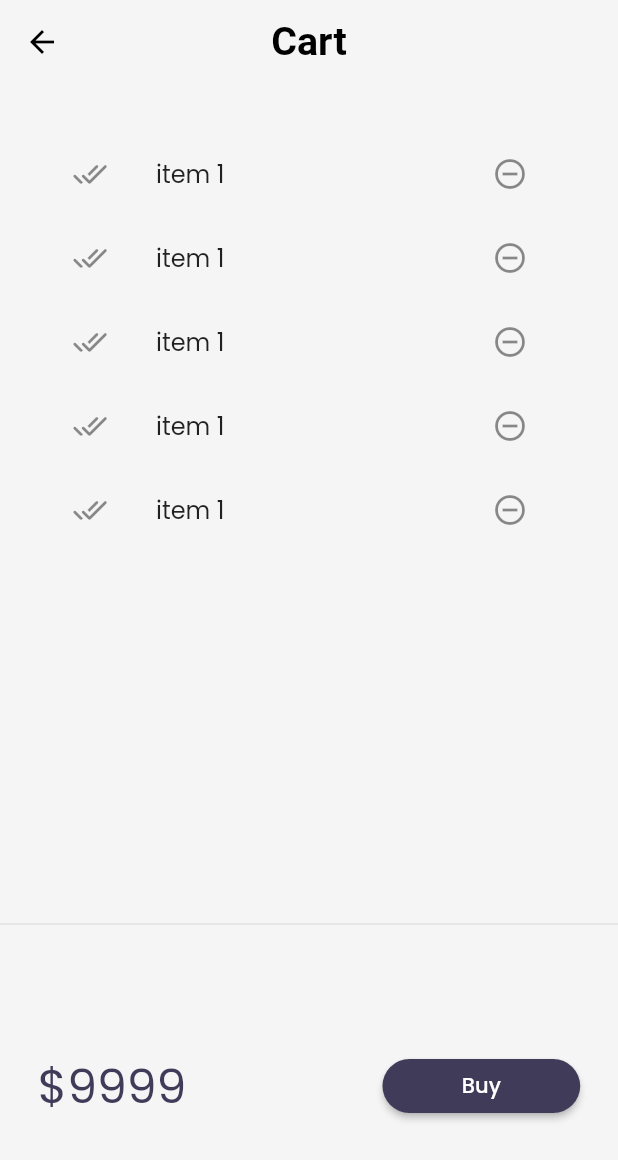
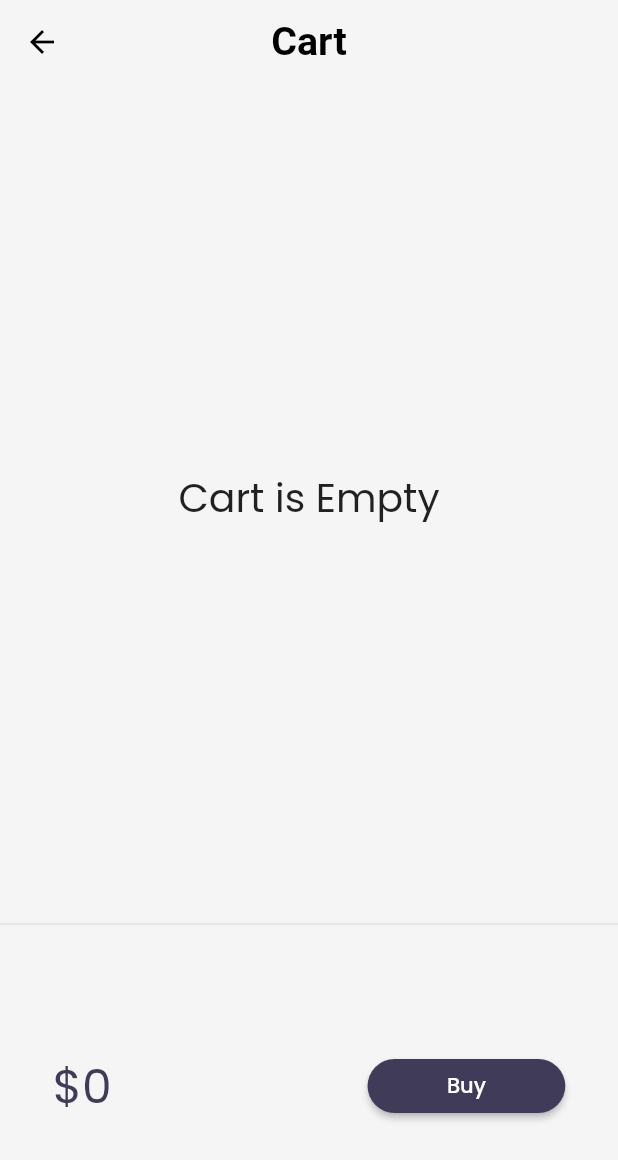
Before and after one commit to Abhinandan2003/flutter_catalog, a Flutter app: the screen it shows after launch, after a tap on an icon or button, on a phone screen of 412 x 824 dp. Shown: the top 1160 px of the screen. Run offline on Flutter 3.47's test engine with Material 2 defaults, Android fonts, the phone set to English and light mode, and no system bars; our stand-ins replace google_fonts, velocity_x; network calls fail.

Commit message:
day10completed

```diff
--- a/lib/models/cart.dart
+++ b/lib/models/cart.dart
@@ -3,6 +3,10 @@
 import 'package:flutter_catalog/models/catalogs.dart';
 
 class CartModel {
+   static final cartmodel = CartModel._internal();
+  CartModel._internal();
+  factory CartModel() => cartmodel;
+
   late catalogmodel _catalog;
 
   final List<int> _itemIds = [];
--- a/lib/models/catalogs.dart
+++ b/lib/models/catalogs.dart
@@ -1,28 +1,27 @@
 // ignore_for_file: camel_case_types
 
 class catalogmodel {
-  static  List<Item> items= [
+  static List<Item> items = [
     Item(
         id: 1,
         name: "Iphone 12 pro",
         desc: "Apple iphone 12th generation",
         price: 999,
         color: "#33505a",
-    image: "https://encrypted-tbn0.gstatic.com/images?q=tbn:ANd9GcT7w9Sz-R1JSsnoZCPXG5BpPSsnF6xl5wv-A7eUoD4hkmnm-jS5MqDVD0m0fBeFevdcNtg&usqp=CAU"
-
-
-
-  )
+        image:
+            "https://encrypted-tbn0.gstatic.com/images?q=tbn:ANd9GcT7w9Sz-R1JSsnoZCPXG5BpPSsnF6xl5wv-A7eUoD4hkmnm-jS5MqDVD0m0fBeFevdcNtg&usqp=CAU")
   ];
 
-    Item getById(num id)=>
-    items.firstWhere((element) => element.id == id , orElse: null);
+  static final catModel = catalogmodel._internal();
+  catalogmodel._internal();
+  factory catalogmodel() => catModel;
 
-Item getByPosition(int pos)=> items[pos];
+  Item getById(num id) =>
+      items.firstWhere((element) => element.id == id, orElse: null);
 
+  Item getByPosition(int pos) => items[pos];
+}
 
-
-}
 class Item {
   final int id;
   final String name;
@@ -31,25 +30,28 @@ class Item {
   final String color;
   final String image;
 
-  Item({required this.id, required this.name, required this.desc,  required this.price, required this.color, required this.image});
-    factory Item.fromMap(Map<String , dynamic>map){
+  Item(
+      {required this.id,
+      required this.name,
+      required this.desc,
+      required this.price,
+      required this.color,
+      required this.image});
+  factory Item.fromMap(Map<String, dynamic> map) {
     return Item(
         id: map["id"],
         name: map["name"],
         desc: map["desc"],
         price: map["price"],
         color: map["color"],
-      image:map["image"]
-    );
-
+        image: map["image"]);
   }
-  toMap() =>{
+  toMap() => {
         "id": id,
-    "name" : name,
+        "name": name,
         "desc": desc,
-    "price": price ,
+        "price": price,
         "color": color,
         "image": image,
       };
-
 }
--- a/lib/pages/cartpage.dart
+++ b/lib/pages/cartpage.dart
@@ -1,6 +1,8 @@
 // ignore_for_file: prefer_const_constructors, unused_element
 
+import 'package:flutter/cupertino.dart';
 import 'package:flutter/material.dart';
+import 'package:flutter_catalog/models/cart.dart';
 import 'package:velocity_x/velocity_x.dart';
 
 class Cartpage extends StatelessWidget {
@@ -31,17 +33,19 @@ class _CartTotal extends StatelessWidget {
 
   @override
   Widget build(BuildContext context) {
+    final _cart = CartModel();
+
     return SizedBox(
       height: 200,
       child: Row(
         mainAxisAlignment: MainAxisAlignment.spaceAround,
         children: [
-          "\$9999".text.xl4.color(context.accentColor).make(),
+          "\$${_cart.totalprice}".text.xl4.color(context.accentColor).make(),
           30.widthBox,
           ElevatedButton(
                   onPressed: () {
-                    ScaffoldMessenger.of(context).showSnackBar(
-                        SnackBar(content: "Buying not supported yet".text.make()));
+                    ScaffoldMessenger.of(context).showSnackBar(SnackBar(
+                        content: "Buying not supported yet".text.make()));
                   },
                   style: ButtonStyle(
                     backgroundColor:
@@ -66,15 +70,23 @@ class CartList extends StatefulWidget {
 class _CartListState extends State<CartList> {
   @override
   Widget build(BuildContext context) {
-    return ListView.builder(
-        itemCount: 5,
-        itemBuilder: (context, index) => ListTile(
-              leading: Icon(Icons.done_all_rounded),
-              trailing: IconButton(
-                icon: Icon(Icons.remove_circle_outline),
-                onPressed: () {},
-              ),
-              title: "item 1".text.make(),
-            ));
+    final _cart = CartModel();
+    return _cart.items.isEmpty
+        ? "Cart is Empty".text.xl3.makeCentered()
+        : ListView.builder(
+            itemCount: _cart.items.length,
+            itemBuilder: (context, index) => ListTile(
+                  leading: Icon(Icons.done_all_rounded),
+                  trailing: IconButton(
+                    icon: Icon(CupertinoIcons.cart_fill_badge_minus),
+                    onPressed: () {
+                      _cart.remove(_cart.items[index]);
+                      setState(() {
+
+                      });
+                    },
+                  ),
+                  title: _cart.items[index].name.text.make(),
+                ));
   }
 }
--- /dev/null
+++ b/lib/widgets/homepage_widgets/addtocart.dart
@@ -0,0 +1,40 @@
+import 'package:flutter/cupertino.dart';
+import 'package:flutter/material.dart';
+import 'package:flutter_catalog/models/cart.dart';
+import 'package:flutter_catalog/models/catalogs.dart';
+import 'package:velocity_x/velocity_x.dart';
+
+class AddtoCart extends StatefulWidget {
+  final Item catalog;
+  const AddtoCart({
+    Key? key,
+    required this.catalog,
+  }) : super(key: key);
+
+  @override
+  State<AddtoCart> createState() => _AddtoCartState();
+}
+
+class _AddtoCartState extends State<AddtoCart> {
+   final _cart = CartModel();
+
+  @override
+  Widget build(BuildContext context) {
+     bool isInCart = _cart.items.contains(widget.catalog) ?? false;
+    return ElevatedButton(
+        onPressed: () {
+          if(!isInCart){
+          isInCart = isInCart.toggle();
+          final _catalog = catalogmodel();
+
+          _cart.catalog = _catalog;
+          _cart.add(widget.catalog);
+          setState(() {});}
+        },
+        style: ButtonStyle(
+          backgroundColor: MaterialStateProperty.all(context.theme.hintColor),
+          shape: MaterialStateProperty.all(StadiumBorder()),
+        ),
+        child: isInCart ? Icon(Icons.done) : Icon(CupertinoIcons.cart_badge_plus));
+  }
+}
--- a/lib/widgets/homepage_widgets/catalogimage.dart
+++ b/lib/widgets/homepage_widgets/catalogimage.dart
@@ -2,7 +2,6 @@
 
 import 'package:flutter/material.dart';
 import 'package:velocity_x/velocity_x.dart';
-import 'package:flutter_catalog/widgets/theme.dart';
 
 
 class catalogImage extends StatelessWidget {
--- a/lib/widgets/homepage_widgets/cataloglist.dart
+++ b/lib/widgets/homepage_widgets/cataloglist.dart
@@ -1,11 +1,15 @@
+// ignore_for_file: public_member_api_docs, sort_constructors_first
 // ignore_for_file: prefer_const_constructors, camel_case_types
 
 import 'package:flutter/material.dart';
+import 'package:flutter_catalog/models/cart.dart';
+import 'package:flutter_catalog/models/catalogs.dart';
 import 'package:flutter_catalog/pages/home_details_page.dart';
+import 'package:flutter_catalog/widgets/homepage_widgets/addtocart.dart';
 import 'package:velocity_x/velocity_x.dart';
-import 'package:flutter_catalog/models/catalogs.dart';
 
 import 'catalogimage.dart';
+
 class catalogList extends StatelessWidget {
   const catalogList({super.key});
 
@@ -17,15 +21,17 @@ class catalogList extends StatelessWidget {
         itemBuilder: (context, index) {
           final catalog = catalogmodel.items[index];
           return InkWell(
-            onTap: () => Navigator.push(context, MaterialPageRoute(
-              builder: (context) => homedetailpage(catalog: catalog
-              ),
-            ),
-            ),
-            child: catalogItem(catalog: catalog));
+              onTap: () => Navigator.push(
+                    context,
+                    MaterialPageRoute(
+                      builder: (context) => homedetailpage(catalog: catalog),
+                    ),
+                  ),
+              child: catalogItem(catalog: catalog));
         });
   }
 }
+
 class catalogItem extends StatelessWidget {
   final Item catalog;
 
@@ -40,12 +46,12 @@ class catalogItem extends StatelessWidget {
       child: Row(
         children: [
           Hero(
-            tag: Key(catalog.id.toString()),
-            child: catalogImage(image: catalog.image)
-            ),
-          Expanded(child: Column(
+              tag: Key(catalog.id.toString()),
+              child: catalogImage(image: catalog.image)),
+          Expanded(
+              child: Column(
             crossAxisAlignment: CrossAxisAlignment.start,
-            mainAxisAlignment: MainAxisAlignment.center ,
+            mainAxisAlignment: MainAxisAlignment.center,
             children: [
               catalog.name.text.lg.color(context.accentColor).bold.make(),
               catalog.desc.text.textStyle(context.captionStyle).make(),
@@ -55,19 +61,11 @@ class catalogItem extends StatelessWidget {
                 buttonPadding: EdgeInsets.zero,
                 children: [
                   "\$${catalog.price}".text.bold.xl.make(),
-                  ElevatedButton(onPressed: () {},
-                  style: ButtonStyle(
-                    backgroundColor: MaterialStateProperty.all(context.theme.hintColor),
-                    shape: MaterialStateProperty.all(StadiumBorder()),
-                  ),
-                   child: "Buy".text.make())
+                  AddtoCart(catalog: catalog)
                 ],
-
-
               ).pOnly(right: 8.0)
             ],
           ))
-
         ],
       ),
     ).color(context.cardColor).rounded.square(150).make().py16();
```
Also changed, not shown: lib/pages/home_details_page.dart (+2 -6 lines). Lines whose indentation alone changed are shown as unchanged.
